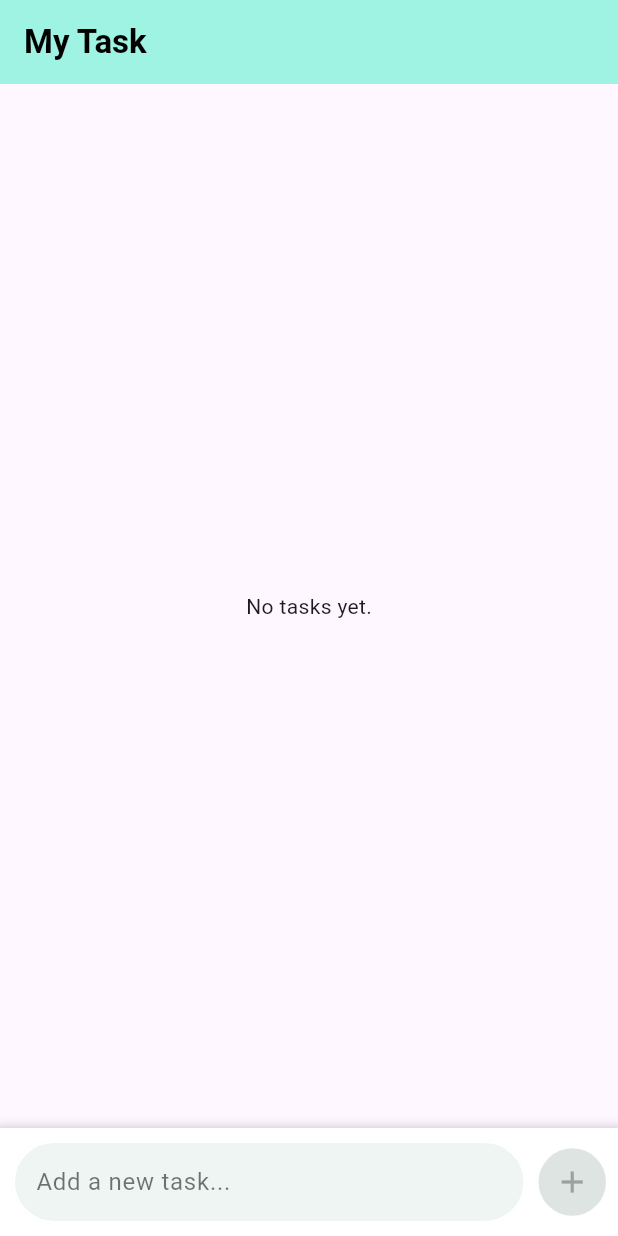
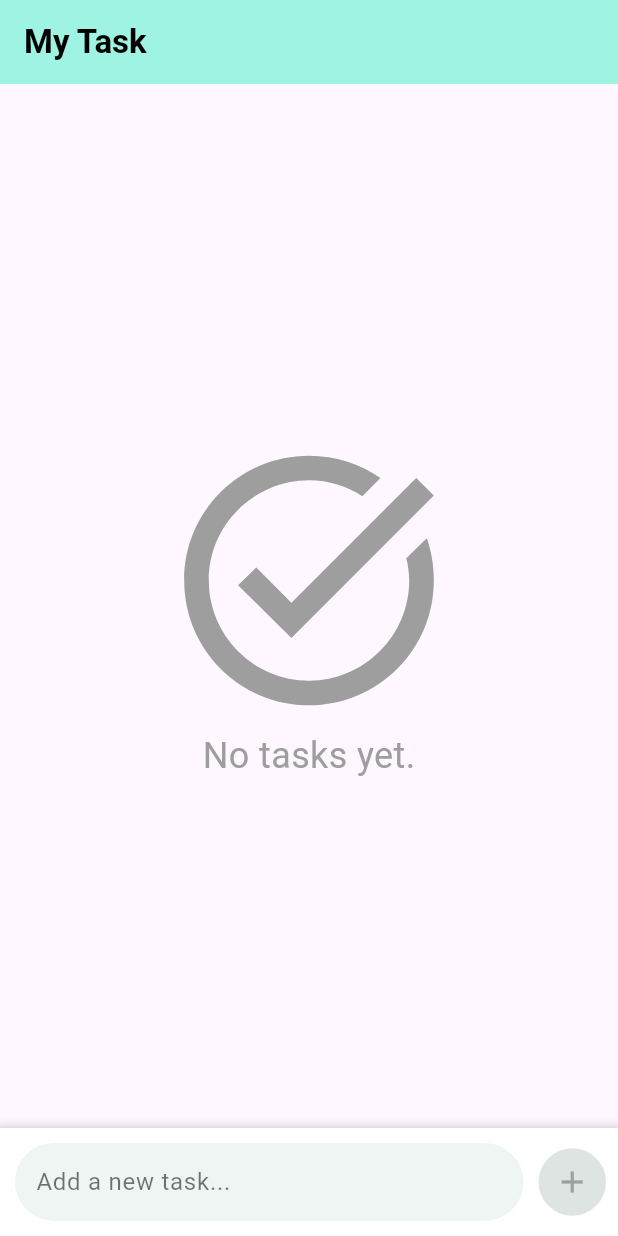
Before and after one commit to Samy-Hisham/tasks_app, a Flutter app: the screen it shows after launch, on a phone screen of 412 x 824 dp. Run offline on Flutter 3.47's test engine with Material 3 defaults, Android fonts, the phone set to English and light mode, and no system bars; our stand-ins replace equatable, hive, hive_flutter; accounts and stored records are empty; generated files the repository leaves out were written again.

Commit message:
add local Db

```diff
--- a/lib/models/task_manager.dart
+++ b/lib/models/task_manager.dart
@@ -1,23 +1,26 @@
+import 'package:hive/hive.dart';
 import 'package:tasks_app/models/tasks_model.dart';
 
+
 class TaskManager {
-  final List<TasksModel> _tasks = [];
 
-  List<TasksModel> get tasks => _tasks;
+  final Box<TasksModel> _tasksBox;
+
+  TaskManager(this._tasksBox);
+
+
+  List<TasksModel> get tasks => _tasksBox.values.toList();
 
   void addTask(TasksModel model) {
-    _tasks.add(model);
+    _tasksBox.add(model);
   }
 
   void removeTask(TasksModel model) {
-    // if( index > 0 && index < tasks.length){
-    //   tasks.removeAt(index);
-    // }
-    _tasks.remove(model);
+    _tasksBox.delete(model);
   }
 
   void updateTask(TasksModel model){
-    _tasks.remove(model);
-    _tasks.add(model);
+    _tasksBox.delete(model);
+    _tasksBox.add(model);
   }
 }
--- a/lib/models/tasks_model.dart
+++ b/lib/models/tasks_model.dart
@@ -1,12 +1,16 @@
 
 import 'package:equatable/equatable.dart';
+import 'package:hive/hive.dart';
+part 'tasks_model.g.dart';
 
-class TasksModel extends Equatable{
-  late String title;
-  late DateTime date;
+@HiveType(typeId: 0)
+class TasksModel extends Equatable {
+  @HiveField(0)
+   final String title;
+  @HiveField(1)
+  final DateTime date;
+  @HiveField(2)
   bool? isComplete ;
-
-
 
   TasksModel(this.title, this.date , {this.isComplete = false});
 
--- a/lib/screens/add_task.dart
+++ b/lib/pages/home_page.dart
@@ -1,26 +1,33 @@
 import 'dart:developer';
 
 import 'package:flutter/material.dart';
+import 'package:hive/hive.dart';
 import 'package:tasks_app/models/task_manager.dart';
 import 'package:tasks_app/models/tasks_model.dart';
 import 'package:tasks_app/widget/add_task_section.dart';
 import 'package:tasks_app/widget/empty_list.dart';
 import 'package:tasks_app/widget/tasks_list.dart';
 
-class AddTask extends StatefulWidget {
-  AddTask({super.key});
+class HomePage extends StatefulWidget {
+  HomePage({super.key});
 
   @override
-  State<AddTask> createState() => _AddTaskState();
+  State<HomePage> createState() => _HomePageState();
 }
 
-class _AddTaskState extends State<AddTask> {
+class _HomePageState extends State<HomePage> {
   final TextEditingController titleController = TextEditingController();
+  //controller remove
 
   String title = '';
 
-  final TaskManager _taskManager = TaskManager();
-
+  late TaskManager _taskManager;
+  @override
+  void initState() {
+    super.initState();
+    final box = Hive.box<TasksModel>('tasks');
+    _taskManager = TaskManager(box);
+  }
   @override
   Widget build(BuildContext context) {
     return MaterialApp(
--- a/lib/widget/empty_list.dart
+++ b/lib/widget/empty_list.dart
@@ -6,7 +6,23 @@ class EmptyList extends StatelessWidget {
   @override
   Widget build(BuildContext context) {
     return Center(
-      child: Text('No tasks yet.'),
+      child: Column(
+        mainAxisAlignment: MainAxisAlignment.center,
+        children: [
+          Icon(
+            Icons.task_alt,
+            size: 200,
+            color: Colors.grey,
+          ),
+          Text(
+            'No tasks yet.',
+            style: TextStyle(
+              fontSize: 24,
+              color: Colors.grey,
+            ),
+          ),
+        ],
+      ),
     );
   }
 }
--- a/pubspec.yaml
+++ b/pubspec.yaml
@@ -28,6 +28,8 @@ environment:
 # the latest version available on pub.dev. To see which dependencies have newer
 # versions available, run `flutter pub outdated`.
 dependencies:
+  hive: ^2.0.0
+  hive_flutter: ^1.0.0
   equatable: ^2.0.7
   flutter:
     sdk: flutter
@@ -37,6 +39,8 @@ dependencies:
   cupertino_icons: ^1.0.8
 
 dev_dependencies:
+  build_runner: ^2.0.0
+  hive_generator: ^1.0.0
   flutter_test:
     sdk: flutter
 
```
Also changed, not shown: lib/main.dart (+12 -3 lines), pubspec.lock, 1 other file.
